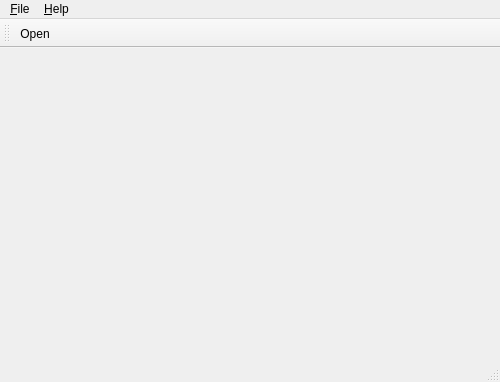
The window that src/OpenSidescan/mainwindow.ui (CIDCO-dev/OpenSidescan) describes before a commit, drawn with Qt 5.
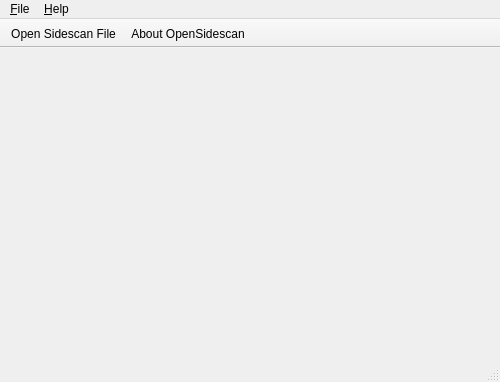
The same window after the commit. Icons and pictures are not drawn.

The edit to the form file:
```diff
--- a/src/OpenSidescan/mainwindow.ui
+++ b/src/OpenSidescan/mainwindow.ui
@@ -46,6 +46,12 @@
    <addaction name="menuHelp"/>
   </widget>
   <widget class="QToolBar" name="mainToolBar">
+   <property name="movable">
+    <bool>false</bool>
+   </property>
+   <property name="floatable">
+    <bool>false</bool>
+   </property>
    <attribute name="toolBarArea">
     <enum>TopToolBarArea</enum>
    </attribute>
@@ -53,6 +59,7 @@
     <bool>false</bool>
    </attribute>
    <addaction name="actionOpen"/>
+   <addaction name="actionAbout"/>
   </widget>
   <widget class="QStatusBar" name="statusBar"/>
   <action name="actionOpen">
@@ -61,7 +68,7 @@
      <normaloff>:/Images/resources/open.png</normaloff>:/Images/resources/open.png</iconset>
    </property>
    <property name="text">
-    <string>&amp;Open</string>
+    <string>&amp;Open Sidescan File</string>
    </property>
   </action>
   <action name="actionAbout">
```
Left out of the diff: 10 changed lines with no effect on the pictures.
